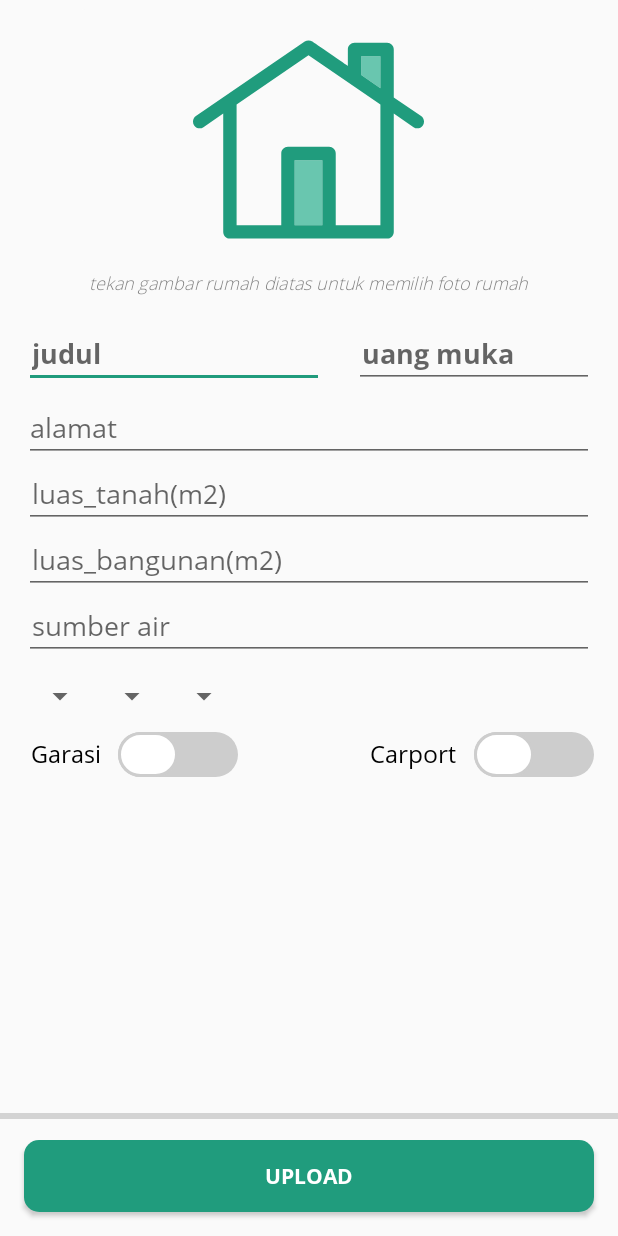
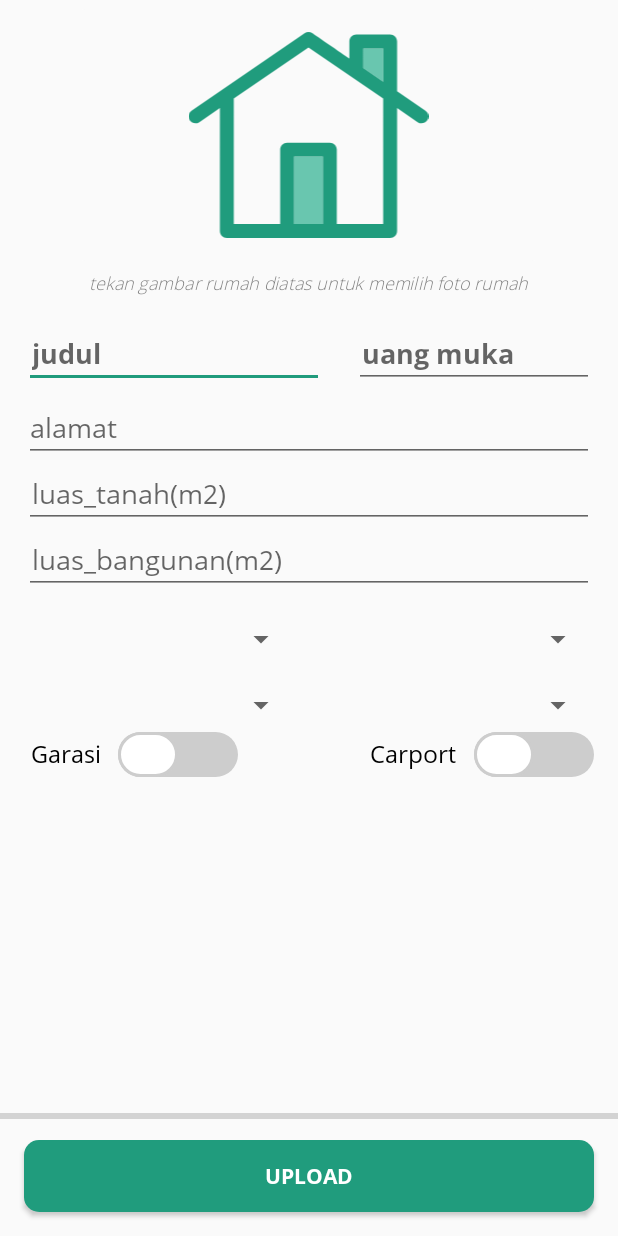
Before and after one commit to fadhilfathi/PTDutaMancaGraha, an Android app: the layout fragment_2.xml on its own in the app's theme, with its tools: preview values and no code run, on a phone screen of 412 x 824 dp. Run offline under Robolectric (Android 15) with nearby library versions, the phone set to English and light mode, and no system bars.

Commit message:
layout frag 2

```diff
--- a/app/src/main/res/layout/fragment_2.xml
+++ b/app/src/main/res/layout/fragment_2.xml
@@ -5,30 +5,19 @@
     android:layout_height="match_parent">
 
 
-        <ImageButton
-            android:id="@+id/image2"
-            android:layout_width="310dp"
-            android:layout_height="180dp"
+    <Button
+        android:id="@+id/upload"
+        android:layout_width="match_parent"
+        android:layout_height="wrap_content"
+        android:layout_alignParentBottom="true"
         android:layout_centerHorizontal="true"
         android:layout_marginStart="16dp"
         android:layout_marginEnd="16dp"
-            android:adjustViewBounds="true"
-            android:backgroundTint="#fafafa"
-            android:contentDescription="foto rumah"
-            android:paddingTop="16dp"
-            android:scaleType="fitCenter"
-            android:src="@drawable/ic_homepict" />
-
-        <TextView
-            android:id="@+id/note"
-            android:layout_width="wrap_content"
-            android:layout_height="wrap_content"
-            android:layout_below="@id/image2"
-            android:layout_centerHorizontal="true"
-            android:fontFamily="@font/open_sans_light"
-            android:text="tekan gambar rumah diatas untuk memilih foto rumah"
-            android:textSize="12sp"
-            android:textStyle="italic" />
+        android:layout_marginBottom="16dp"
+        android:background="@drawable/rounded_button"
+        android:fontFamily="@font/open_sans_bold"
+        android:text="Upload"
+        android:textColor="#ffffff" />
 
     <EditText
         android:id="@+id/edit_text2"
@@ -43,17 +32,18 @@
         android:hint="judul "
         android:paddingStart="5dp"
         android:singleLine="true" />
+
     <EditText
         android:id="@+id/uangMuka"
-            android:layout_alignParentRight="true"
         android:layout_width="200dp"
         android:layout_height="wrap_content"
         android:layout_below="@id/note"
-            android:layout_toEndOf="@id/edit_text2"
+        android:layout_alignParentRight="true"
         android:layout_marginStart="4dp"
         android:layout_marginTop="16dp"
         android:layout_marginEnd="16dp"
         android:layout_marginBottom="4dp"
+        android:layout_toEndOf="@id/edit_text2"
         android:fontFamily="@font/open_sans_bold"
         android:hint="uang muka "
         android:inputType="number"
@@ -103,27 +93,95 @@
         android:paddingStart="5dp"
         android:singleLine="true" />
 
-        <EditText
-            android:id="@+id/air"
-            android:layout_width="match_parent"
-            android:layout_height="40dp"
-            android:layout_below="@id/luas_bangunan"
-            android:layout_alignParentRight="true"
-            android:layout_centerHorizontal="false"
+    <ImageButton
+        android:id="@+id/image2"
+        android:layout_width="310dp"
+        android:layout_height="180dp"
+        android:layout_centerHorizontal="true"
         android:layout_marginStart="16dp"
         android:layout_marginEnd="16dp"
+        android:adjustViewBounds="true"
+        android:backgroundTint="#fafafa"
+        android:contentDescription="foto rumah"
+        android:scaleType="fitCenter"
+        android:src="@drawable/ic_homepict" />
 
-            android:layout_marginBottom="8dp"
-            android:fontFamily="@font/open_sans"
-            android:hint="sumber air"
-            android:paddingStart="5dp"
-            android:singleLine="true" />
+    <LinearLayout
+        android:id="@+id/linear1"
+        android:layout_width="match_parent"
+        android:layout_height="36dp"
+        android:layout_below="@id/luas_bangunan"
+        android:layout_marginTop="8dp"
+        android:orientation="horizontal"
+        android:weightSum="2">
+
+        <Spinner
+            android:id="@+id/spinner_listrik"
+            android:layout_width="wrap_content"
+            android:layout_height="match_parent"
+            android:layout_marginStart="16dp"
+            android:layout_marginEnd="16dp"
+            android:layout_weight="1"></Spinner>
+
+        <Spinner
+            android:id="@+id/air"
+            android:layout_width="wrap_content"
+            android:layout_height="match_parent"
+            android:layout_marginEnd="16dp"
+            android:layout_weight="1"></Spinner>
+    </LinearLayout>
+
+    <LinearLayout
+        android:id="@+id/linear2"
+        android:layout_width="match_parent"
+        android:layout_height="36dp"
+        android:layout_below="@id/linear1"
+        android:layout_marginTop="8dp"
+        android:orientation="horizontal"
+        android:weightSum="2">
+
+        <Spinner
+            android:id="@+id/spinner_KamarMandi"
+            android:layout_width="wrap_content"
+            android:layout_height="match_parent"
+            android:layout_marginStart="16dp"
+            android:layout_marginEnd="16dp"
+            android:layout_weight="1"></Spinner>
+
+        <Spinner
+            android:id="@+id/spinner_KamarTidur"
+            android:layout_width="wrap_content"
+            android:layout_height="match_parent"
+            android:layout_marginEnd="16dp"
+            android:layout_weight="1"></Spinner>
+    </LinearLayout>
+
+    <ProgressBar
+        android:id="@+id/progress_bar"
+        style="@style/Widget.AppCompat.ProgressBar.Horizontal"
+        android:layout_width="match_parent"
+        android:layout_height="wrap_content"
+        android:layout_above="@id/upload"
+        android:layout_alignParentStart="true"
+        android:layout_marginBottom="8dp" />
+
+    <TextView
+        android:id="@+id/note"
+        android:layout_width="wrap_content"
+        android:layout_height="wrap_content"
+        android:layout_below="@id/image2"
+        android:layout_centerHorizontal="true"
+        android:fontFamily="@font/open_sans_light"
+        android:text="tekan gambar rumah diatas untuk memilih foto rumah"
+        android:textSize="12sp"
+        android:textStyle="italic" />
+
 
     <androidx.appcompat.widget.SwitchCompat
         android:id="@+id/switch_garasi"
         android:layout_width="wrap_content"
         android:layout_height="wrap_content"
-            android:layout_below="@id/spinner_KamarMandi"
+        android:layout_below="@id/linear2"
         android:layout_marginStart="20dp"
         android:fontFamily="@font/open_sans"
         android:gravity="center"
@@ -139,7 +197,7 @@
         android:id="@+id/switch_carport"
         android:layout_width="wrap_content"
         android:layout_height="wrap_content"
-            android:layout_below="@id/spinner_KamarMandi"
+        android:layout_below="@id/linear2"
         android:layout_alignParentRight="true"
         android:layout_marginEnd="16dp"
         android:fontFamily="@font/open_sans"
@@ -152,68 +210,4 @@
         app:showText="true"
         app:track="@drawable/switch_track" />
 
-        <Spinner
-            android:id="@+id/spinner_listrik"
-            android:layout_width="wrap_content"
-            android:layout_height="32dp"
-            android:layout_below="@id/air"
-            android:layout_alignParentBottom="false"
-            android:layout_marginStart="16dp"></Spinner>
-
-        <Spinner
-            android:id="@+id/spinner_KamarTidur"
-            android:layout_width="wrap_content"
-            android:layout_height="32dp"
-            android:layout_below="@id/air"
-            android:layout_alignParentBottom="false"
-            android:layout_toEndOf="@id/spinner_listrik"></Spinner>
-
-        <Spinner
-            android:id="@+id/spinner_KamarMandi"
-            android:layout_width="wrap_content"
-            android:layout_height="32dp"
-            android:layout_below="@id/air"
-            android:layout_alignParentBottom="false"
-            android:layout_marginEnd="16dp"
-            android:layout_marginBottom="8dp"
-            android:layout_toEndOf="@id/spinner_KamarTidur">
-
-        </Spinner>
-
-        <!--<Button-->
-        <!--android:layout_width="match_parent"-->
-        <!--android:layout_height="wrap_content"-->
-        <!--android:layout_marginStart="16dp"-->
-        <!--android:layout_marginEnd="16dp"-->
-        <!--android:layout_marginBottom="8dp"-->
-        <!--android:background="@drawable/outline_button"-->
-        <!--android:text="Tambah Gambar Lain"-->
-        <!--android:fontFamily="@font/open_sans"-->
-        <!--android:textColor="@color/colorPrimary"-->
-        <!--android:id="@+id/button_pilih"-->
-        <!--android:layout_above="@id/upload"/>-->
-
-        <ProgressBar
-            android:id="@+id/progress_bar"
-            style="@style/Widget.AppCompat.ProgressBar.Horizontal"
-            android:layout_width="match_parent"
-            android:layout_height="wrap_content"
-            android:layout_above="@id/upload"
-            android:layout_alignParentStart="true"
-            android:layout_marginBottom="8dp" />
-
-        <Button
-            android:id="@+id/upload"
-            android:layout_width="match_parent"
-            android:layout_height="wrap_content"
-            android:layout_alignParentBottom="true"
-            android:layout_centerHorizontal="true"
-            android:layout_marginStart="16dp"
-            android:layout_marginEnd="16dp"
-            android:layout_marginBottom="16dp"
-            android:background="@drawable/rounded_button"
-            android:fontFamily="@font/open_sans_bold"
-            android:text="Upload"
-            android:textColor="#ffffff" />
-
 </RelativeLayout>
```
Lines whose indentation alone changed are shown as unchanged.
